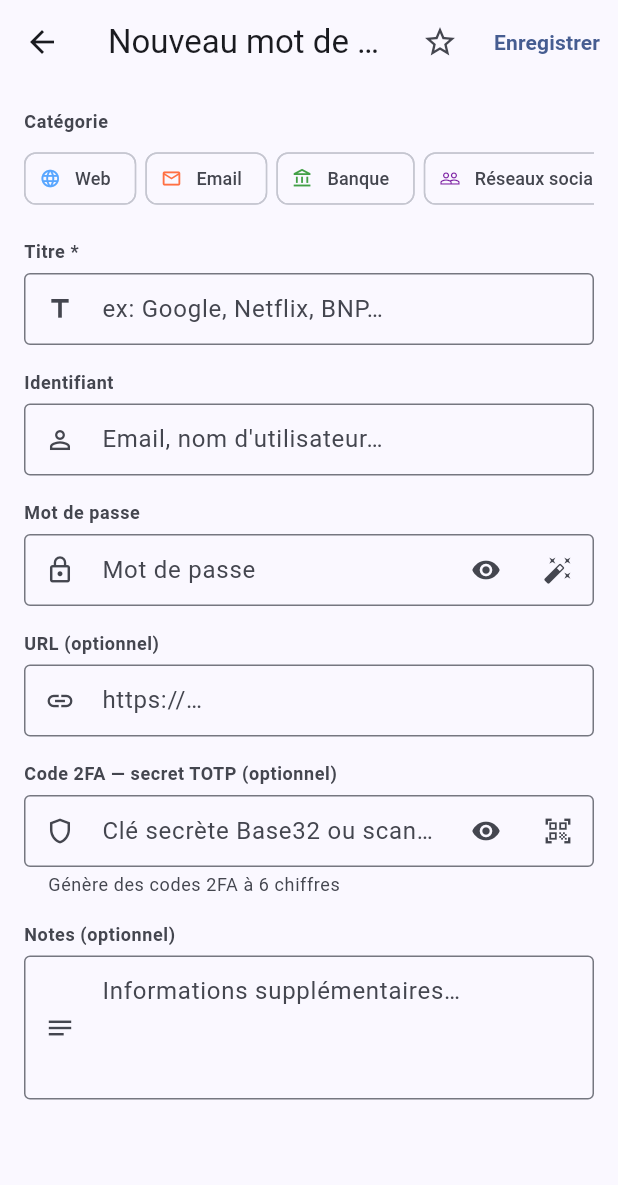
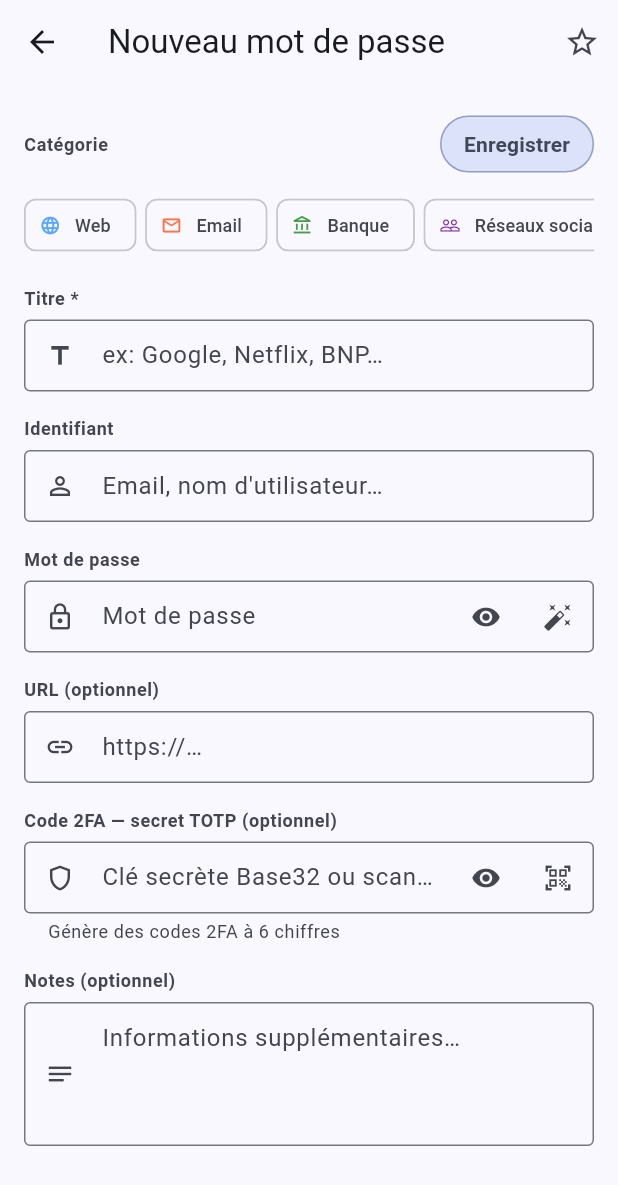
Before and after one commit to gitubpatrice/pass_tech, a Flutter app: the EntryEditScreen screen opened directly with empty values, on a phone screen of 412 x 824 dp. Shown: the top 1185 px of the screen. Run offline on Flutter 3.47's test engine with Material 3 defaults, Android fonts, the phone set to English and light mode, and no system bars; our stand-ins replace file_picker, flutter_secure_storage, flutter_slidable, share_plus, shared_preferences; missing offline and left inert: biometric_storage, encrypt, files_tech_core, mobile_scanner; accounts and stored records are empty.

Commit message:
feat(v1.12.6): bouton Enregistrer aligné à droite face à Catégorie
Sortie de l'AppBar pour passer en haut du form, sur la même ligne que
le label 'Catégorie' (Spacer puis bouton à droite). Fond bleu clair
(primaryContainer adaptatif theme) + bordure → bien visible.

Favori reste dans l'AppBar (icône étoile).

Co-Authored-By: Claude Opus 4.7 (1M context) <noreply@anthropic.com>

```diff
--- a/lib/screens/about_screen.dart
+++ b/lib/screens/about_screen.dart
@@ -10,7 +10,7 @@ class AboutScreen extends StatefulWidget {
 }
 
 class _AboutScreenState extends State<AboutScreen> {
-  static const _version = '1.12.5';
+  static const _version = '1.12.6';
   static const _author = 'Patrice Haltaya';
 
   bool _checkingUpdate = false;
--- a/lib/screens/entry_edit_screen.dart
+++ b/lib/screens/entry_edit_screen.dart
@@ -243,21 +243,37 @@ class _EntryEditScreenState extends State<EntryEditScreen> {
                 : 'Ajouter aux favoris',
             onPressed: () => setState(() => _isFavorite = !_isFavorite),
           ),
-          TextButton(
-            onPressed: _saving ? null : _save,
-            child: Text(
-              _saving ? 'Enregistrement…' : 'Enregistrer',
-              style: const TextStyle(fontWeight: FontWeight.w700),
-            ),
-          ),
         ],
       ),
       body: SingleChildScrollView(
         padding: const EdgeInsets.all(16),
         child: Column(
           children: [
-            // Category
-            _label('Catégorie'),
+            // Ligne "Catégorie" + bouton Enregistrer aligné à droite
+            // (fond bleu clair primaryContainer + bordure, bien visible).
+            Row(
+              children: [
+                _label('Catégorie'),
+                const Spacer(),
+                FilledButton.tonal(
+                  onPressed: _saving ? null : _save,
+                  style: FilledButton.styleFrom(
+                    side: BorderSide(
+                      color: Theme.of(
+                        context,
+                      ).colorScheme.primary.withValues(alpha: 0.5),
+                      width: 1,
+                    ),
+                    padding: const EdgeInsets.symmetric(horizontal: 16),
+                    minimumSize: const Size(0, 38),
+                  ),
+                  child: Text(
+                    _saving ? 'Enregistrement…' : 'Enregistrer',
+                    style: const TextStyle(fontWeight: FontWeight.w700),
+                  ),
+                ),
+              ],
+            ),
             const SizedBox(height: 6),
             SizedBox(
               height: 48,
--- a/lib/services/app_update.dart
+++ b/lib/services/app_update.dart
@@ -4,5 +4,5 @@ import 'package:files_tech_core/files_tech_core.dart';
 const appUpdateService = UpdateService(
   owner: 'gitubpatrice',
   repo: 'pass_tech',
-  currentVersion: '1.12.5',
+  currentVersion: '1.12.6',
 );
--- a/pubspec.yaml
+++ b/pubspec.yaml
@@ -1,7 +1,7 @@
 name: pass_tech
 description: "Gestionnaire de mots de passe 100% local et sécurisé"
 publish_to: 'none'
-version: 1.12.5+2024
+version: 1.12.6+2025
 
 environment:
   sdk: ^3.11.5
```
